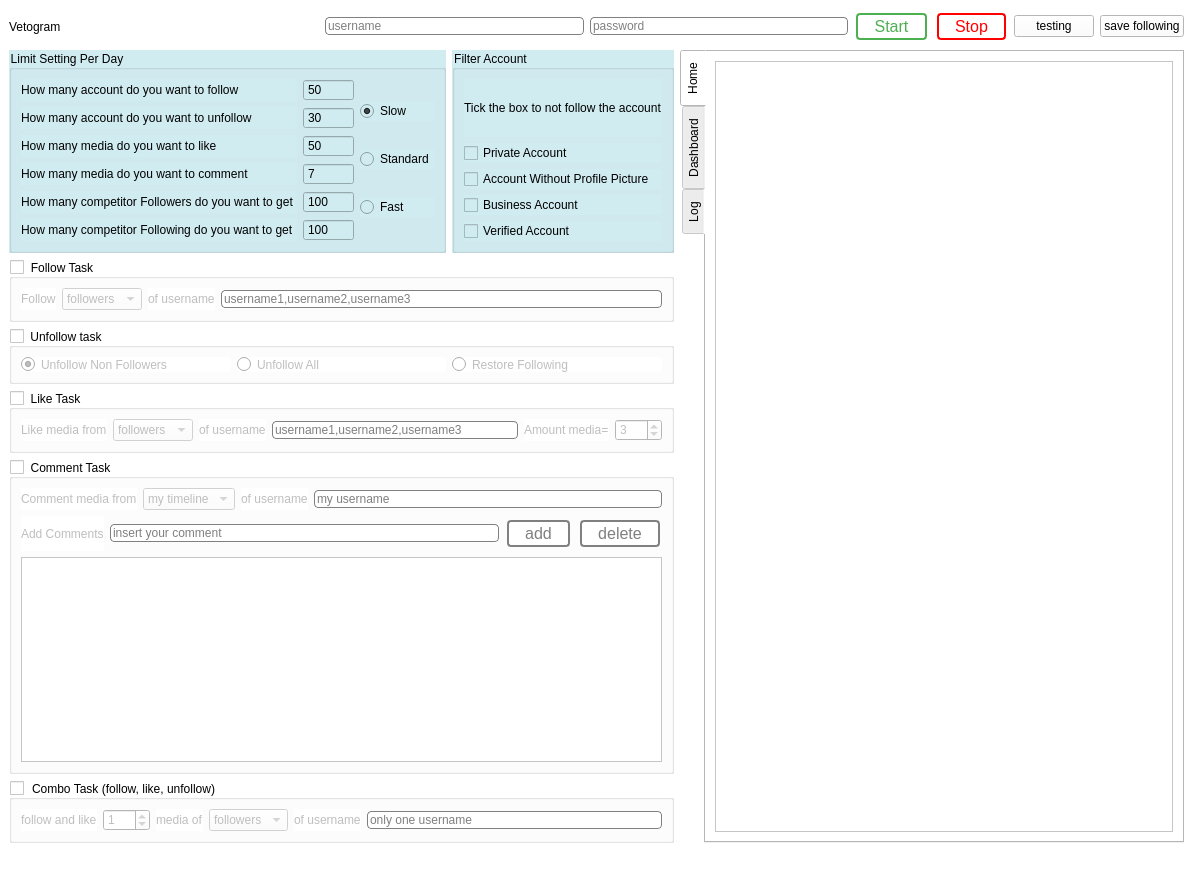
First picture: the form in MyappV2/ui/MainWindow.ui, repository ohld/igbot, before the edit.
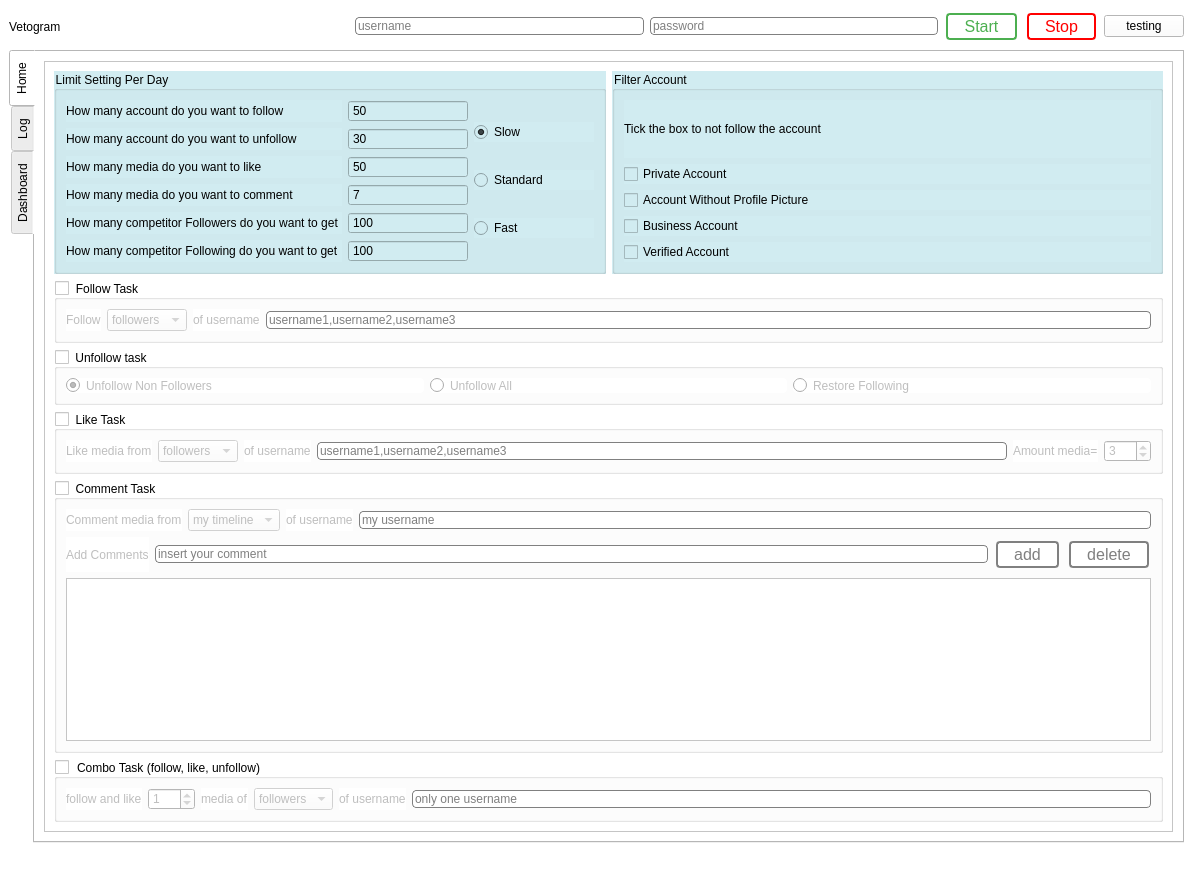
Second picture: the form after the edit.

```diff
--- a/MyappV2/ui/MainWindow.ui
+++ b/MyappV2/ui/MainWindow.ui
@@ -185,18 +185,42 @@
         </property>
        </widget>
       </item>
-      <item>
-       <widget class="QPushButton" name="pushButton">
-        <property name="text">
-         <string>save following</string>
-        </property>
-       </widget>
-      </item>
      </layout>
     </item>
     <item>
      <layout class="QHBoxLayout" name="horizontalLayout_18">
       <item>
+       <widget class="QTabWidget" name="tabWidget">
+        <property name="tabPosition">
+         <enum>QTabWidget::West</enum>
+        </property>
+        <property name="tabShape">
+         <enum>QTabWidget::Rounded</enum>
+        </property>
+        <property name="currentIndex">
+         <number>0</number>
+        </property>
+        <widget class="QWidget" name="tab_home">
+         <attribute name="title">
+          <string>Home</string>
+         </attribute>
+         <layout class="QVBoxLayout" name="verticalLayout_14">
+          <item>
+           <widget class="QScrollArea" name="scrollArea">
+            <property name="widgetResizable">
+             <bool>true</bool>
+            </property>
+            <widget class="QWidget" name="scrollAreaWidgetContents_2">
+             <property name="geometry">
+              <rect>
+               <x>0</x>
+               <y>0</y>
+               <width>1092</width>
+               <height>756</height>
+              </rect>
+             </property>
+             <layout class="QVBoxLayout" name="verticalLayout_15">
+              <item>
        <layout class="QVBoxLayout" name="verticalLayout_10">
         <item>
          <layout class="QHBoxLayout" name="horizontalLayout_16">
@@ -1021,38 +1045,19 @@
         </item>
        </layout>
       </item>
-      <item>
-       <widget class="QTabWidget" name="tabWidget">
-        <property name="tabPosition">
-         <enum>QTabWidget::West</enum>
-        </property>
-        <property name="tabShape">
-         <enum>QTabWidget::Rounded</enum>
-        </property>
-        <property name="currentIndex">
-         <number>0</number>
-        </property>
-        <widget class="QWidget" name="tab_home">
+             </layout>
+            </widget>
+           </widget>
+          </item>
+         </layout>
+        </widget>
+        <widget class="QWidget" name="tab_3">
          <attribute name="title">
-          <string>Home</string>
+          <string>Log</string>
          </attribute>
-         <layout class="QVBoxLayout" name="verticalLayout_14">
+         <layout class="QHBoxLayout" name="horizontalLayout_6">
           <item>
-           <widget class="QScrollArea" name="scrollArea">
-            <property name="widgetResizable">
-             <bool>true</bool>
-            </property>
-            <widget class="QWidget" name="scrollAreaWidgetContents_2">
-             <property name="geometry">
-              <rect>
-               <x>0</x>
-               <y>0</y>
-               <width>203</width>
-               <height>728</height>
-              </rect>
-             </property>
-            </widget>
-           </widget>
+           <widget class="QTextEdit" name="textEdit"/>
           </item>
          </layout>
         </widget>
@@ -1177,16 +1182,6 @@
           </item>
          </layout>
         </widget>
-        <widget class="QWidget" name="tab_3">
-         <attribute name="title">
-          <string>Log</string>
-         </attribute>
-         <layout class="QHBoxLayout" name="horizontalLayout_6">
-          <item>
-           <widget class="QTextEdit" name="textEdit"/>
-          </item>
-         </layout>
-        </widget>
        </widget>
       </item>
      </layout>
```
Left out of the diff: 19 changed lines with no effect on the pictures. Lines whose indentation alone changed are shown as unchanged.
